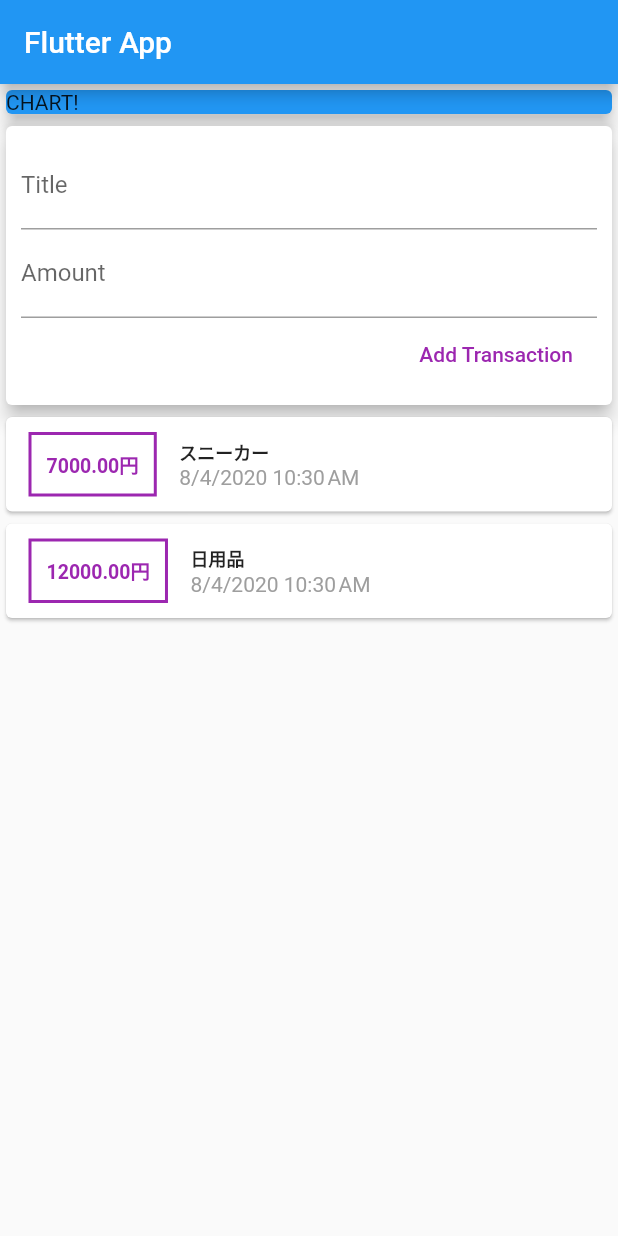
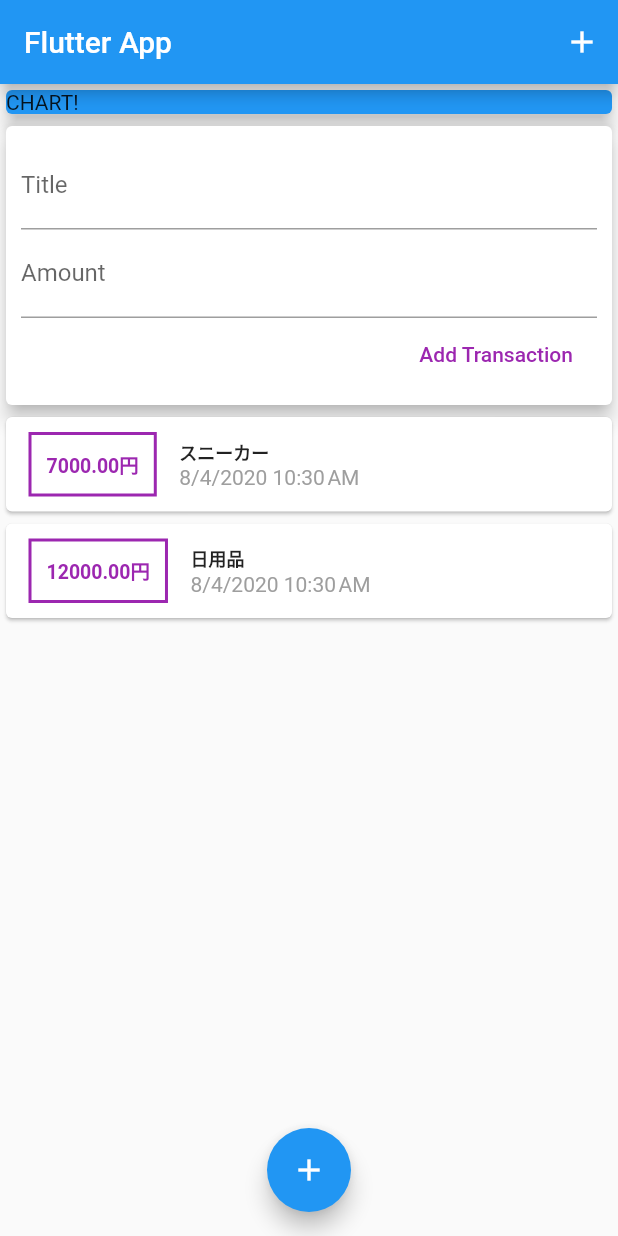
Before and after one commit to yuks0810/personal_expense_app, a Flutter app: the screen it shows after launch, on a phone screen of 412 x 824 dp. Run offline on Flutter 3.47's test engine with Material 2 defaults, Android fonts, the phone set to English and light mode, and no system bars.

Commit message:
AppBarと画面下にfloatingActionButtonを配置

```diff
--- a/lib/main.dart
+++ b/lib/main.dart
@@ -24,6 +24,12 @@ class MyHomePage extends StatelessWidget {
     return Scaffold(
       appBar: AppBar(
         title: Text('Flutter App'),
+        actions: <Widget>[
+          IconButton(
+            icon: Icon(Icons.add),
+            onPressed: () {},
+          ),
+        ],
       ),
       body: Column(
         // mainAxisAlignment: MainAxisAlignment.start, // Columnのなかでどのようにそれぞれのカードを配置するかを決定する
@@ -39,7 +45,13 @@ class MyHomePage extends StatelessWidget {
           ),
           UserTransactions() //ここで、new_transactionとuser_transactionを呼び出している
         ],
-        ));
+      ),
+      floatingActionButtonLocation: FloatingActionButtonLocation.centerFloat,
+      floatingActionButton: FloatingActionButton(
+        child: Icon(Icons.add),
+        onPressed: () {},
+      ),
+    );
   }
 }
 
```
Lines whose indentation alone changed are shown as unchanged.
